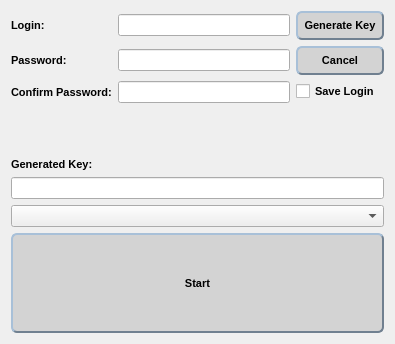
Above: src/login.ui from hsBoyz/MiniLockSync before the change. Below: the same form after it.
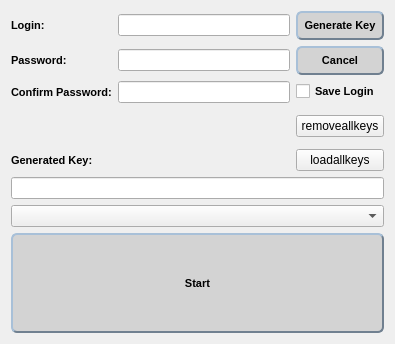
That is the form after the change. Icons and pictures are not drawn.

Diff of the .ui file:
```diff
--- a/src/login.ui
+++ b/src/login.ui
@@ -207,6 +207,20 @@
      </property>
     </widget>
    </item>
+   <item row="4" column="2">
+    <widget class="QPushButton" name="pushButton">
+     <property name="text">
+      <string>removeallkeys</string>
+     </property>
+    </widget>
+   </item>
+   <item row="5" column="2">
+    <widget class="QPushButton" name="pushButton_2">
+     <property name="text">
+      <string>loadallkeys</string>
+     </property>
+    </widget>
+   </item>
   </layout>
   <zorder>label1</zorder>
   <zorder>comboBox</zorder>
```
Left out of the diff: 2 changed lines with no effect on the pictures.
